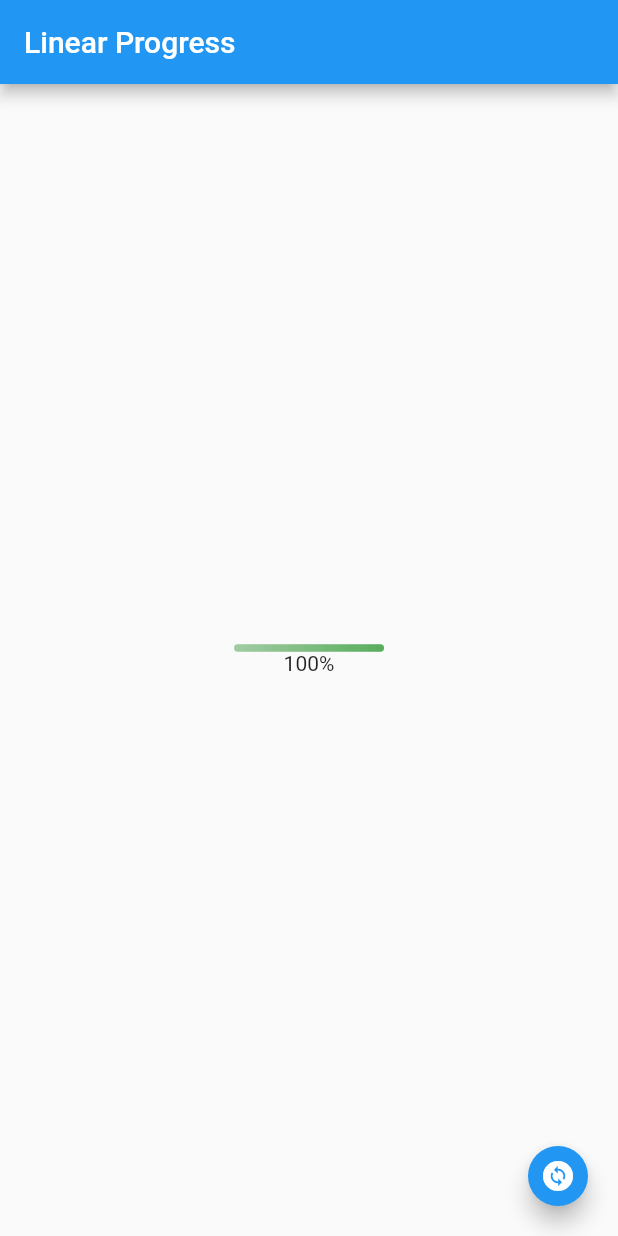
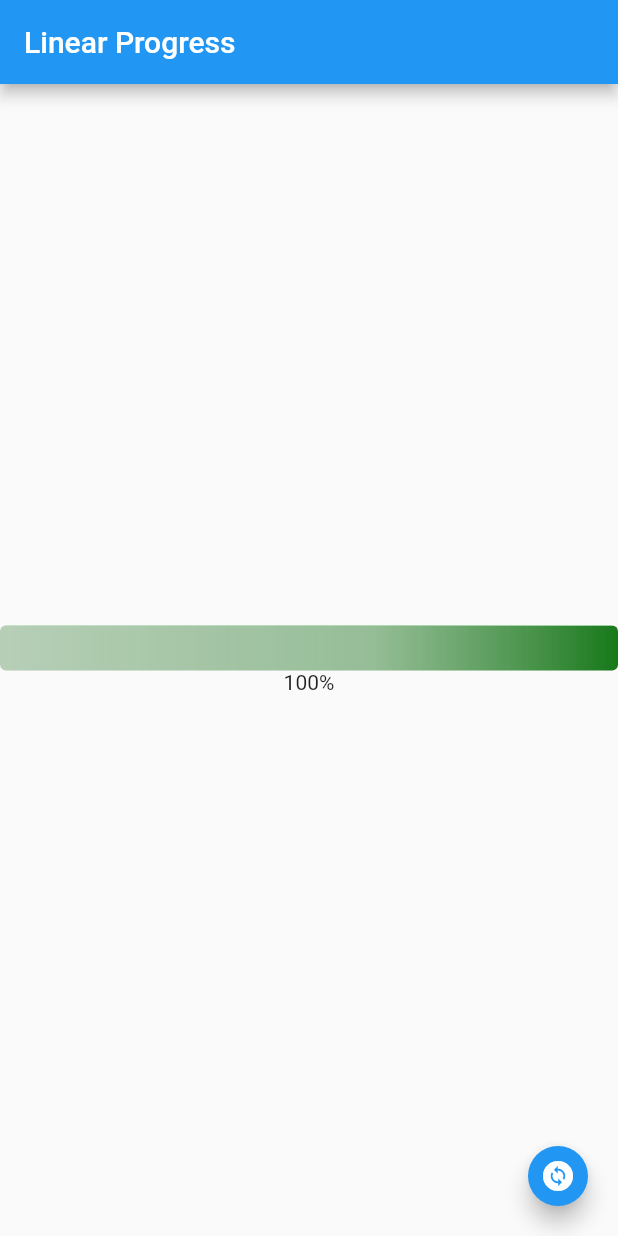
Before and after one commit to jonathan-vilaca/custom_linear_progress, a Flutter app: the screen it shows after launch, on a phone screen of 412 x 824 dp. Run offline on Flutter 3.47's test engine with Material 2 defaults, Android fonts, the phone set to English and light mode, and no system bars.

Commit message:
implement animated color

```diff
--- a/example/lib/main.dart
+++ b/example/lib/main.dart
@@ -70,15 +70,16 @@ class _MyHomePageState extends State<MyHomePage> {
           mainAxisAlignment: MainAxisAlignment.center,
           children: [
             SizedBox(
-              width: 100,
+              width: MediaQuery.of(context).size.width,
               child: CustomProgressBar(
                 percent: _percent,
-                colorProgress: _color,
+                colorProgressGradient: _color,
                 backgroundColor: Colors.grey.withOpacity(0.15),
-                height: 5,
+                height: 30,
                 // radius: 0,
                 gradient: true,
-                delayed: 2000,
+                duration: 2000,
+                animated: true,
               ),
             ),
             Text(_percent.toInt().toString() + '%'),
--- a/lib/custom_linear_progress.dart
+++ b/lib/custom_linear_progress.dart
@@ -1,3 +1,4 @@
+// ignore_for_file: public_member_api_docs, sort_constructors_first
 library custom_linear_progress;
 
 import 'package:flutter/material.dart';
@@ -7,7 +8,7 @@ class CustomProgressBar extends StatefulWidget {
   final num percent;
 
   ///Progress bar color
-  final Color colorProgress;
+  final Color colorProgressGradient;
 
   ///Background bar color
   final Color backgroundColor;
@@ -22,24 +23,52 @@ class CustomProgressBar extends StatefulWidget {
   final bool gradient;
 
   ///Milliseconds delayed animation
-  final int delayed;
+  final int duration;
+
+  ///Animated color
+  final bool animated;
 
   const CustomProgressBar({
     required this.percent,
-    required this.colorProgress,
+    required this.colorProgressGradient,
     required this.backgroundColor,
     Key? key,
     this.height,
     this.radius,
     this.gradient = false,
-    this.delayed = 750,
+    this.duration = 750,
+    this.animated = false,
   }) : super(key: key);
 
   @override
   State<CustomProgressBar> createState() => _CustomProgressBarState();
 }
 
-class _CustomProgressBarState extends State<CustomProgressBar> {
+class _CustomProgressBarState extends State<CustomProgressBar>
+    with SingleTickerProviderStateMixin {
+  late AnimationController _animationController;
+  late Animation _animation;
+
+  @override
+  void initState() {
+    _animationController = AnimationController(
+      vsync: this,
+      duration: const Duration(milliseconds: 1500),
+    );
+    _animationController.repeat(reverse: true);
+    _animation = Tween(begin: 0.0, end: 1.0).animate(_animationController)
+      ..addListener(() {
+        setState(() {});
+      });
+    super.initState();
+  }
+
+  @override
+  void dispose() {
+    _animationController.dispose();
+    super.dispose();
+  }
+
   double getPercentProgress(dynamic value, double width) {
     double _total = double.parse(width.toString());
     double _percent = double.parse(value.toString());
@@ -53,41 +82,93 @@ class _CustomProgressBarState extends State<CustomProgressBar> {
     return LayoutBuilder(builder: (context, bc) {
       return Stack(
         children: [
-          AnimatedContainer(
-            width: getPercentProgress(widget.percent, bc.maxWidth),
-            duration: Duration(milliseconds: widget.delayed),
-            decoration: BoxDecoration(
-              color: widget.gradient ? null : widget.colorProgress,
-              gradient: !widget.gradient
-                  ? null
-                  : LinearGradient(
-                      colors: [
-                        widget.colorProgress.withOpacity(0.5),
-                        widget.colorProgress,
-                      ],
-                    ),
-              borderRadius: BorderRadius.all(
-                Radius.circular(widget.radius ?? 4),
-              ),
-            ),
-            child: SizedBox(
-              height: widget.height ?? size.width * .05,
-            ),
-          ),
           Container(
-            width: size.width,
+            width: bc.maxWidth,
             decoration: BoxDecoration(
               color: widget.backgroundColor,
-              borderRadius: BorderRadius.all(
-                Radius.circular(widget.radius ?? 4),
-              ),
+              borderRadius: const BorderRadius.all(Radius.circular(4)),
             ),
-            child: SizedBox(
-              height: widget.height ?? size.width * .05,
-            ),
+            child: SizedBox(height: widget.height ?? size.width * .05),
           ),
+          widget.animated
+              ? ShaderMask(
+                  shaderCallback: (bounds) {
+                    return LinearGradient(stops: [
+                      _animation.value - 0.2,
+                      _animation.value + 0.2
+                    ], colors: [
+                      widget.colorProgressGradient.withOpacity(0.5),
+                      widget.colorProgressGradient,
+                    ]).createShader(bounds);
+                  },
+                  child: ProgressBarrCustom(
+                    colorProgressGradient: widget.colorProgressGradient,
+                    duration: widget.duration,
+                    height: widget.height,
+                    maxWidth: bc.maxWidth,
+                    percent: widget.percent,
+                  ),
+                )
+              : ProgressBarrCustom(
+                  colorProgressGradient: widget.colorProgressGradient,
+                  duration: widget.duration,
+                  height: widget.height,
+                  maxWidth: bc.maxWidth,
+                  percent: widget.percent,
+                ),
         ],
       );
     });
   }
 }
+
+class ProgressBarrCustom extends StatefulWidget {
+  final num percent;
+  final double maxWidth;
+  final Color colorProgressGradient;
+  final double? height;
+  final int duration;
+
+  const ProgressBarrCustom({
+    Key? key,
+    required this.percent,
+    required this.maxWidth,
+    required this.colorProgressGradient,
+    required this.height,
+    required this.duration,
+  }) : super(key: key);
+
+  @override
+  State<ProgressBarrCustom> createState() => _ProgressBarrCustomState();
+}
+
+class _ProgressBarrCustomState extends State<ProgressBarrCustom> {
+  double getPercentProgress(dynamic value, double width) {
+    double _total = double.parse(width.toString());
+    double _percent = double.parse(value.toString());
+    var _percentProgress = (_percent * _total) / 100;
+    return _percentProgress;
+  }
+
+  @override
+  Widget build(BuildContext context) {
+    Size size = MediaQuery.of(context).size;
+    return AnimatedContainer(
+      width: getPercentProgress(widget.percent, widget.maxWidth),
+      duration: Duration(milliseconds: widget.duration),
+      decoration: BoxDecoration(
+        gradient: LinearGradient(colors: [
+          widget.colorProgressGradient.withOpacity(0.5),
+          widget.colorProgressGradient,
+        ]),
+        borderRadius: widget.percent.toInt() >= 100
+            ? const BorderRadius.all(Radius.circular(4))
+            : const BorderRadius.only(
+                bottomLeft: Radius.circular(4), topLeft: Radius.circular(4)),
+      ),
+      child: SizedBox(
+        height: widget.height ?? size.width * .05,
+      ),
+    );
+  }
+}
```
